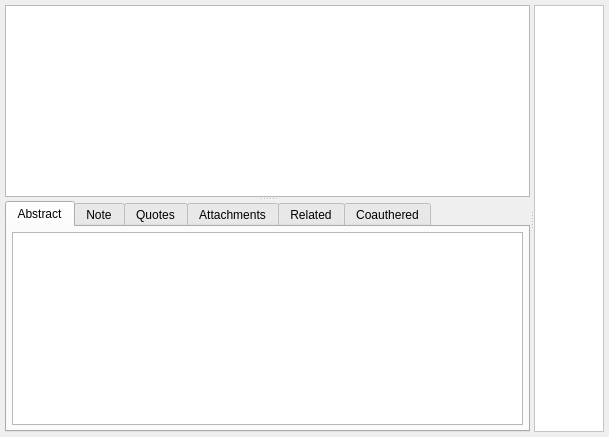
Old version of the form PagePapers.ui in the repository congchenutd/papernet.
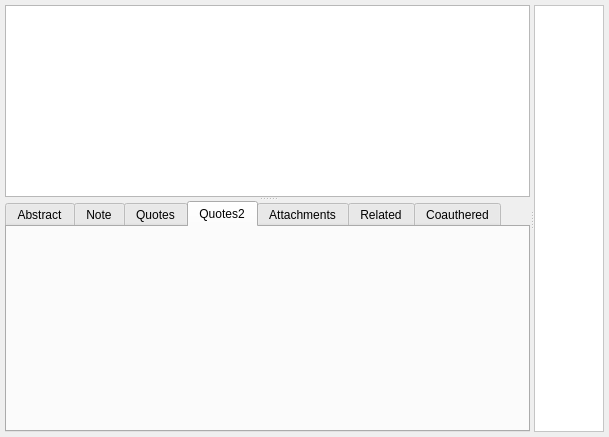
New version of the form. Custom widgets are drawn as their Qt base class.

```diff
--- a/PagePapers.ui
+++ b/PagePapers.ui
@@ -48,7 +48,7 @@
       </widget>
       <widget class="QTabWidget" name="tabWidget">
        <property name="currentIndex">
-        <number>0</number>
+        <number>3</number>
        </property>
        <widget class="QWidget" name="tabAbstract">
         <attribute name="title">
@@ -107,6 +107,19 @@
          </item>
         </layout>
        </widget>
+       <widget class="QWidget" name="tabQuotes2">
+        <attribute name="title">
+         <string>Quotes2</string>
+        </attribute>
+        <layout class="QVBoxLayout" name="verticalLayout_5">
+         <property name="margin">
+          <number>5</number>
+         </property>
+         <item>
+          <widget class="QuotesWidget" name="widget" native="true"/>
+         </item>
+        </layout>
+       </widget>
        <widget class="QWidget" name="tabAttachments">
         <attribute name="title">
          <string>Attachments</string>
@@ -289,6 +302,12 @@
    <header>CoauthoredPapersWidgdet.h</header>
    <container>1</container>
   </customwidget>
+  <customwidget>
+   <class>QuotesWidget</class>
+   <extends>QWidget</extends>
+   <header>QuotesWidget.h</header>
+   <container>1</container>
+  </customwidget>
  </customwidgets>
  <resources/>
  <connections/>
```
